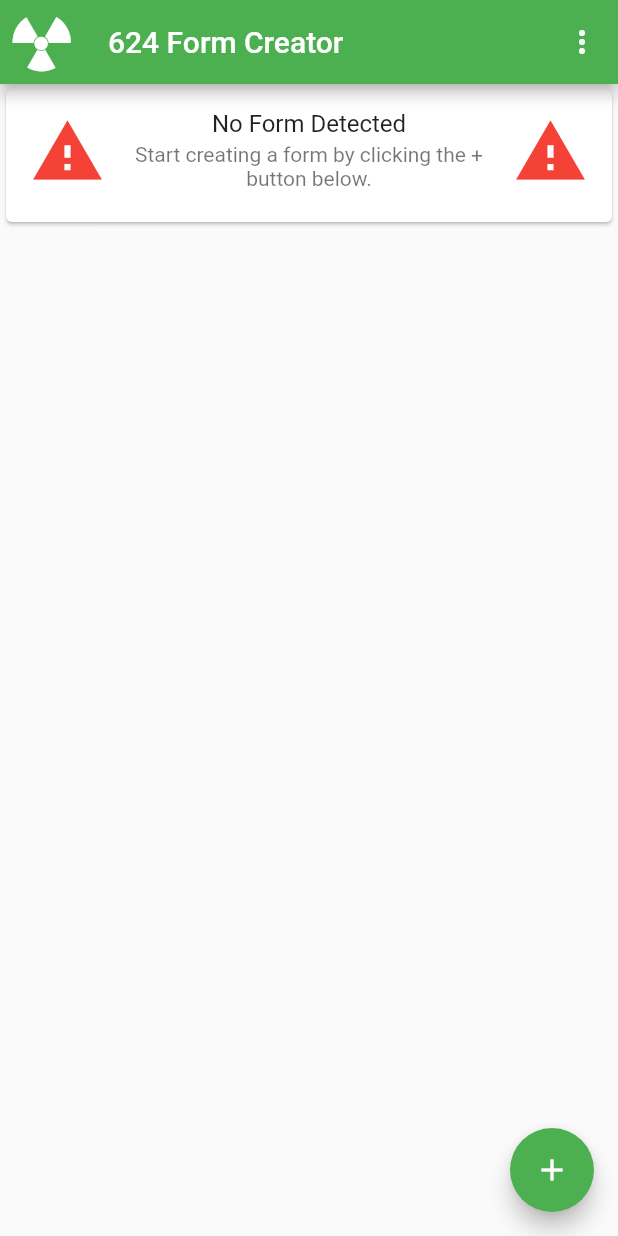
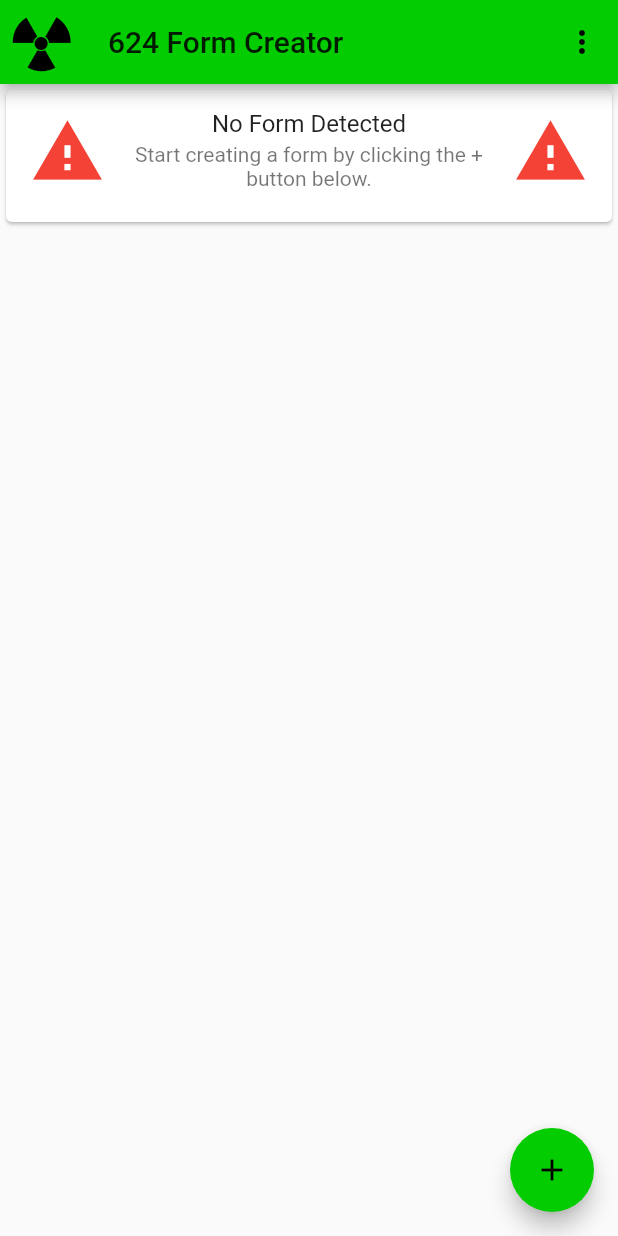
Before and after one commit to DanielYanger/scouting_master, a Flutter app: the screen it shows after launch, on a phone screen of 412 x 824 dp. Run offline on Flutter 3.47's test engine with Material 2 defaults, Android fonts, the phone set to English and light mode, and no system bars; our stand-ins replace flutter_form_builder.

Commit message:
Color Changes

```diff
--- a/lib/booleanAdder.dart
+++ b/lib/booleanAdder.dart
@@ -86,6 +86,7 @@ class PreviewBooleanState extends State<PreviewBoolean> {
         child: Column(
           children: <Widget>[
             FormBuilderRadio(
+              activeColor: Theme.of(context).primaryColor,
               decoration: InputDecoration(labelText: '${widget.attribute}'),
               attribute: "${widget.attribute}",
               initialValue: "Yes",
@@ -106,6 +107,7 @@ class PreviewBooleanState extends State<PreviewBoolean> {
                       child: Container(
                         height: 136,
                         child: FormBuilderRadio(
+                          activeColor: Theme.of(context).primaryColor,
                           decoration:
                               InputDecoration(labelText: '${widget.attribute}'),
                           attribute: "${widget.attribute}",
@@ -135,6 +137,7 @@ class PreviewBooleanState extends State<PreviewBoolean> {
                       child: Container(
                         height: 136,
                         child: FormBuilderRadio(
+                          activeColor: Theme.of(context).primaryColor,
                           decoration:
                               InputDecoration(labelText: '${widget.attribute}'),
                           attribute: "${widget.attribute}",
--- a/lib/checkboxAdder.dart
+++ b/lib/checkboxAdder.dart
@@ -127,6 +127,7 @@ class PreviewCheckboxState extends State<PreviewCheckbox> {
         child: Column(
           children: <Widget>[
             FormBuilderCheckboxList(
+              activeColor: Theme.of(context).primaryColor,
               decoration: InputDecoration(labelText: '${widget.attribute}'),
               attribute: "${widget.attribute}",
               options: createSet(widget.values),
@@ -142,6 +143,7 @@ class PreviewCheckboxState extends State<PreviewCheckbox> {
                       child: Container(
                         height: 40.0 + 48.0 * widget.values.length,
                         child: new FormBuilderCheckboxList(
+                          activeColor: Theme.of(context).primaryColor,
                           decoration:
                               InputDecoration(labelText: '${widget.attribute}'),
                           attribute: "${widget.attribute}",
@@ -167,6 +169,7 @@ class PreviewCheckboxState extends State<PreviewCheckbox> {
                         child: Container(
                           height: 40.0 + 48.0 * widget.values.length,
                           child: new FormBuilderCheckboxList(
+                            activeColor: Theme.of(context).primaryColor,
                             decoration: InputDecoration(
                                 labelText: '${widget.attribute}'),
                             attribute: "${widget.attribute}",
--- a/lib/formCreator.dart
+++ b/lib/formCreator.dart
@@ -256,6 +256,7 @@ class FormCreatorPageState extends State<FormCreatorPage> {
               ),
       ),
       floatingActionButton: FloatingActionButton(
+        backgroundColor: Theme.of(context).primaryColor,
         onPressed: () {
           Navigator.push(
             context,
--- a/lib/main.dart
+++ b/lib/main.dart
@@ -6,12 +6,26 @@ import 'formCreator.dart';
 void main() => runApp(MyApp());
 
 class MyApp extends StatelessWidget {
+  Map<int, Color> color = {
+    50: Color.fromRGBO(6, 240, 0, .1),
+    100: Color.fromRGBO(6, 240, 0, .2),
+    200: Color.fromRGBO(6, 240, 0, .3),
+    300: Color.fromRGBO(6, 240, 0, .4),
+    400: Color.fromRGBO(6, 240, 0, .5),
+    500: Color.fromRGBO(6, 240, 0, .6),
+    600: Color.fromRGBO(6, 240, 0, .7),
+    700: Color.fromRGBO(6, 240, 0, .8),
+    800: Color.fromRGBO(6, 240, 0, .9),
+    900: Color.fromRGBO(6, 240, 0, 1),
+  };
+
   @override
   Widget build(BuildContext context) {
+    MaterialColor colorCustom = MaterialColor(0xFF03CC00, color);
     return MaterialApp(
       title: 'Master Scouting App',
       theme: ThemeData(
-        primarySwatch: Colors.green,
+        primarySwatch: colorCustom,
         inputDecorationTheme: InputDecorationTheme(
           border: OutlineInputBorder(
             gapPadding: 10,
--- a/lib/radioAdder.dart
+++ b/lib/radioAdder.dart
@@ -132,6 +132,7 @@ class PreviewRadioState extends State<PreviewRadio> {
         child: Column(
           children: <Widget>[
             FormBuilderRadio(
+              activeColor: Theme.of(context).primaryColor,
               decoration: InputDecoration(labelText: '${widget.attribute}'),
               attribute: "${widget.attribute}",
               leadingInput: true,
@@ -149,6 +150,7 @@ class PreviewRadioState extends State<PreviewRadio> {
                       child: Container(
                         height: 40.0 + 48.0 * widget.values.length,
                         child: new FormBuilderRadio(
+                          activeColor: Theme.of(context).primaryColor,
                           decoration:
                               InputDecoration(labelText: '${widget.attribute}'),
                           attribute: "${widget.attribute}",
@@ -176,6 +178,7 @@ class PreviewRadioState extends State<PreviewRadio> {
                         child: Container(
                           height: 40.0 + 48.0 * widget.values.length,
                           child: new FormBuilderRadio(
+                            activeColor: Theme.of(context).primaryColor,
                             decoration: InputDecoration(
                                 labelText: '${widget.attribute}'),
                             attribute: "${widget.attribute}",
```
